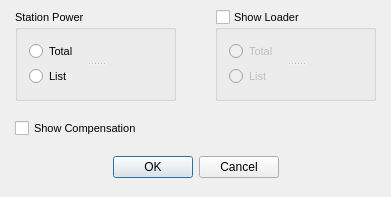
fzlgejiao/PowerTool, file GSCD/stationvaluedialog.ui: the form before one commit.
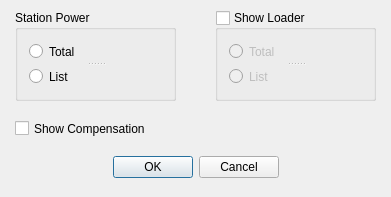
The form after the commit.

```diff
--- a/GSCD/stationvaluedialog.ui
+++ b/GSCD/stationvaluedialog.ui
@@ -22,14 +22,6 @@
      <height>91</height>
     </rect>
    </property>
-   <property name="font">
-    <font>
-     <family>MS Shell Dlg 2</family>
-     <pointsize>8</pointsize>
-     <weight>50</weight>
-     <bold>false</bold>
-    </font>
-   </property>
    <property name="title">
     <string>Station Power</string>
    </property>
@@ -65,14 +57,6 @@
      <height>91</height>
     </rect>
    </property>
-   <property name="font">
-    <font>
-     <family>MS Shell Dlg 2</family>
-     <pointsize>8</pointsize>
-     <weight>50</weight>
-     <bold>false</bold>
-    </font>
-   </property>
    <property name="title">
     <string>Show Loader</string>
    </property>
@@ -111,14 +95,6 @@
      <height>17</height>
     </rect>
    </property>
-   <property name="font">
-    <font>
-     <family>MS Shell Dlg 2</family>
-     <pointsize>8</pointsize>
-     <weight>50</weight>
-     <bold>false</bold>
-    </font>
-   </property>
    <property name="text">
     <string>Show Compensation</string>
    </property>
```
